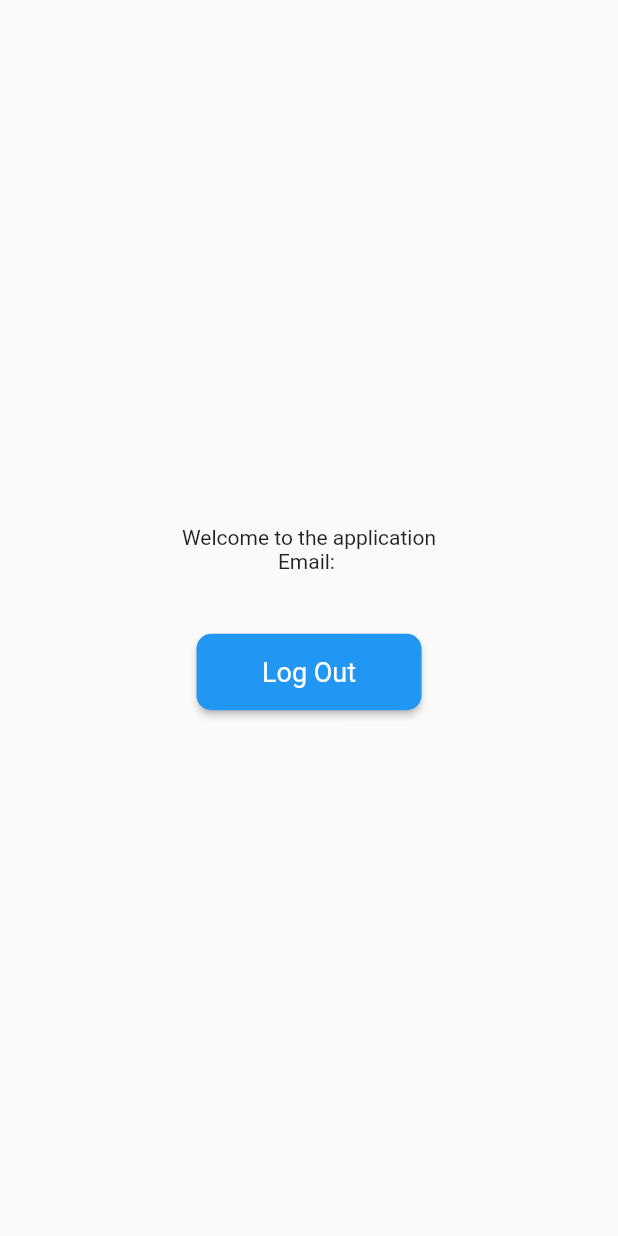
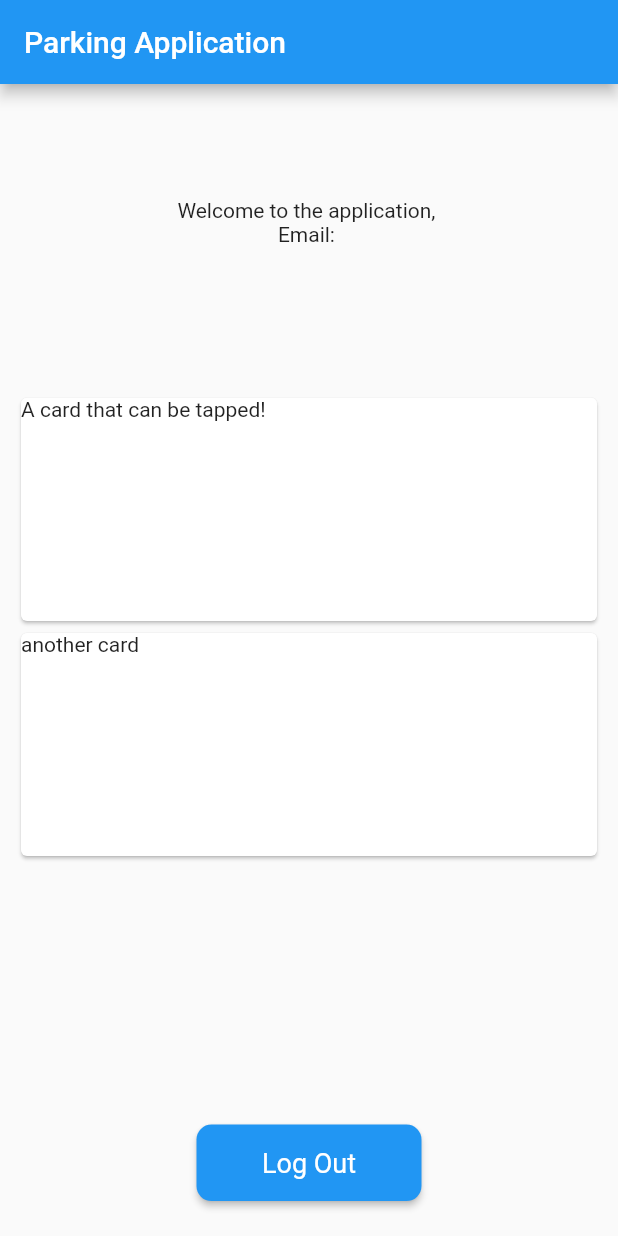
Before and after one commit to Haziq-A19EC0196/car-parking-application, a Flutter app: the screen it shows once a user with an empty profile is signed in, on a phone screen of 412 x 824 dp. Run offline on Flutter 3.47's test engine with Material 2 defaults, Android fonts, the phone set to English and light mode, and no system bars; our stand-ins replace cloud_firestore, firebase_auth, firebase_core, fluttertoast; accounts and stored records are empty; network calls fail.

Commit message:
Update to firebase when signing up. Read user name and parking state from firebase.

```diff
--- /dev/null
+++ b/lib/Logics/user_model.dart
@@ -0,0 +1,27 @@
+import 'dart:core';
+
+class UserModel {
+  String userId;
+  final String name;
+  final String email;
+  final String phone;
+
+  UserModel({
+    this.userId = '',
+    required this.name,
+    required this.email,
+    required this.phone,
+  });
+
+  Map<String, dynamic> toJson() => {
+    'name': name,
+    'phone': phone,
+    'email': email,
+  };
+
+  static UserModel fromJson(Map<String, dynamic> data) => UserModel(
+    name: data['name'],
+    phone: data['phone'],
+    email: data['email'],
+  );
+}
--- a/lib/Screens/home_screen.dart
+++ b/lib/Screens/home_screen.dart
@@ -1,8 +1,13 @@
+import 'package:car_parking_application/Logics/user_model.dart';
+import 'package:car_parking_application/Screens/availability_screen.dart';
+import 'package:cloud_firestore/cloud_firestore.dart';
 import 'package:firebase_auth/firebase_auth.dart';
 import 'package:flutter/material.dart';
 import 'package:fluttertoast/fluttertoast.dart';
 
 import 'login_screen.dart';
+
+final dbRef = FirebaseFirestore.instance.collection("customers");
 
 class HomeScreen extends StatefulWidget {
   const HomeScreen({Key? key}) : super(key: key);
@@ -12,28 +17,76 @@ class HomeScreen extends StatefulWidget {
 }
 
 class _HomeScreenState extends State<HomeScreen> {
-
-  String? email = FirebaseAuth.instance.currentUser?.email;
-
   @override
   Widget build(BuildContext context) {
-    return Scaffold(
-      body: Column(
-        mainAxisAlignment: MainAxisAlignment.center,
-        children: [
-          const Text(
-              "Welcome to the application"
+
+    Widget menuScreen = Scaffold(
+      appBar: AppBar(
+        title: const Text("Parking Application"),
       ),
-          Row(
+      body: FutureBuilder<UserModel?> (
+        future: getUserData(),
+        builder: (context, snapshot) {
+          if(snapshot.hasError) {
+            return Text("Something went wrong! ${snapshot.error.toString()}");
+          } else if(snapshot.hasData) {
+            final user = snapshot.data;
+
+            if(user==null) {
+              return const Text("Something went wrong!");
+            } else {
+              Widget welcomeMessage = Column(
                   mainAxisAlignment: MainAxisAlignment.center,
                   children: [
                     Text(
-                  "Email: $email",
+                        "Welcome to the application, ${user.name}"
+                    ),
+                    Text(
+                      "Email: ${user.email}",
                     ),
                   ]
+              );
+
+              List<Widget> menuItems = [
+                Card(
+                  clipBehavior: Clip.hardEdge,
+                  child: InkWell(
+                    splashColor: Colors.blue.withAlpha(30),
+                    onTap: () {
+                      Navigator.of(context).pushReplacement(MaterialPageRoute(builder: (context) => const AvailabilityScreen()));
+                      debugPrint(FirebaseAuth.instance.currentUser!.uid);
+                    },
+                    child: const SizedBox(
+                      width: 50,
+                      height: 30,
+                      child: Text('A card that can be tapped!'),
                     ),
-          const SizedBox(height: 40.0,),
-          SizedBox(
+                  ),
+                ),
+                Card(
+                  clipBehavior: Clip.hardEdge,
+                  child: InkWell(
+                    splashColor: Colors.blue.withAlpha(30),
+                    child: const Text("another card"),
+                    onTap: () {
+                      debugPrint(FirebaseAuth.instance.currentUser!.uid);
+                    },
+                  ),
+                )
+              ];
+
+              Widget gridMenu = SizedBox(
+                  height: MediaQuery.of(context).size.height * 0.5,
+                  width: MediaQuery.of(context).size.width,
+                  child: GridView.count(
+                    crossAxisCount: 1,
+                    childAspectRatio: 2.5,
+                    padding: const EdgeInsets.all(10.0),
+                    children: menuItems,
+                  )
+              );
+
+              Widget logoutButton = SizedBox(
                 width: 150.0,
                 child: RawMaterialButton(
                   fillColor: Colors.blue,
@@ -50,10 +103,31 @@ class _HomeScreenState extends State<HomeScreen> {
                     ),
                   ),
                 ),
-          ),
-        ]
+              );
+
+              return Center(
+                child: Column(
+                  mainAxisAlignment: MainAxisAlignment.spaceEvenly,
+                  crossAxisAlignment: CrossAxisAlignment.center,
+                  children: [
+                    const SizedBox(height: 30.0,),
+                    welcomeMessage,
+                    const SizedBox(height: 40.0,),
+                    gridMenu,
+                    const SizedBox(height: 40.0,),
+                    logoutButton
+                  ],
                 ),
               );
+            }
+          } else {
+            return const Center(child: CircularProgressIndicator(),);
+          }
+        },
+      ),
+    );
+
+    return menuScreen;
   }
 
   Future logout() async {
@@ -68,4 +142,16 @@ class _HomeScreenState extends State<HomeScreen> {
       Navigator.of(context).pushReplacement(MaterialPageRoute(builder: (context) => const LoginPage()))
     });
   }
+
+  Future<UserModel?> getUserData() async {
+    String userId = FirebaseAuth.instance.currentUser!.uid;
+    final docUser = FirebaseFirestore.instance.collection("customers").doc(userId);
+    final snapshot = await docUser.get();
+
+    if(snapshot.exists) {
+      return UserModel.fromJson(snapshot.data()!);
     }
+
+    return null;
+  }
+}
--- a/lib/main.dart
+++ b/lib/main.dart
@@ -1,11 +1,11 @@
-import 'package:car_parking_application/custom_widgets.dart';
 import 'package:car_parking_application/Screens/home_screen.dart';
 import 'package:flutter/material.dart';
+import 'package:flutter/services.dart';
+
 import 'package:firebase_auth/firebase_auth.dart';
 import 'package:firebase_core/firebase_core.dart';
 
 import 'Screens/login_screen.dart';
-import 'Screens/signup_screen.dart';
 
 Future main() async {
   WidgetsFlutterBinding.ensureInitialized();
@@ -21,6 +21,11 @@ class MyApp extends StatelessWidget {
   // This widget is the root of your application.
   @override
   Widget build(BuildContext context) {
+    SystemChrome.setPreferredOrientations([
+      DeviceOrientation.portraitUp,
+      DeviceOrientation.portraitDown,
+    ]);
+
     return const MaterialApp(
       home: HomePage(),
     );
--- a/pubspec.yaml
+++ b/pubspec.yaml
@@ -34,10 +34,11 @@ dependencies:
   # The following adds the Cupertino Icons font to your application.
   # Use with the CupertinoIcons class for iOS style icons.
   cupertino_icons: ^1.0.2
-  firebase_auth: ^3.3.20
-  firebase_core: ^1.19.1
+  firebase_auth: ^4.3.0
+  firebase_core: ^2.8.0
   # add this line to your dependencies (toast)
   fluttertoast: ^8.0.9
+  cloud_firestore: ^4.4.5
 
 dev_dependencies:
   flutter_test:
```
Also changed, not shown: lib/Screens/availability_screen.dart (added, +64 -0 lines), lib/Screens/login_screen.dart (+34 -26 lines), lib/Screens/signup_screen.dart (+48 -6 lines), lib/firebase_options.dart (added), pubspec.lock, 5 other files. Lines whose indentation alone changed are shown as unchanged.
